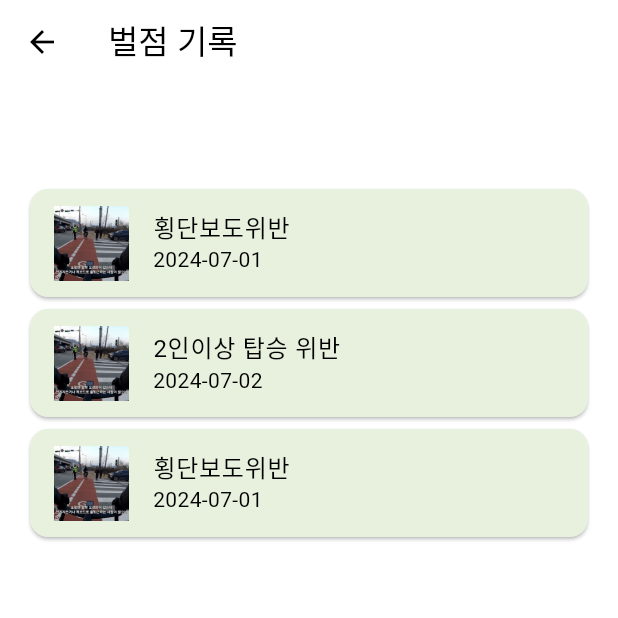
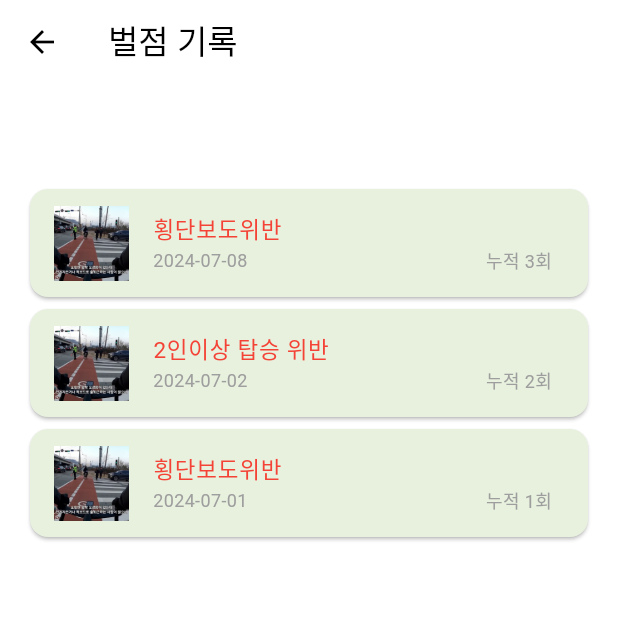
Before and after one commit to safeT-CE/Flutter_main, a Flutter app: the ProfilePage screen opened by its route, after a tap on "벌점 기록", on a phone screen of 412 x 824 dp, the top half of it. Run offline on Flutter 3.47's test engine with Material 3 defaults, Android fonts, the phone set to English and light mode, and no system bars; our stand-ins replace camera, geolocator, shared_preferences; missing offline and left inert: google_ml_kit, kakao_map_plugin, qr_code_scanner; accounts and stored records are empty.

Commit message:
수정완료

```diff
--- a/lib/pages/detailed_usage_data.dart
+++ b/lib/pages/detailed_usage_data.dart
@@ -6,14 +6,14 @@ class DetailedUsage {
   final String driveTime;      // 주행 시간
   final double driveDistance;  // 주행 거리 (단위: km)
   final String imagePath;      // 이미지 경로
-  final LatLng location;       // 위치 (위도, 경도)
+  final List<LatLng> path;     // 이동 경로 (여러 위치 저장)
 
   DetailedUsage({
     required this.date,
     required this.driveTime,
     required this.driveDistance,
     required this.imagePath,
-    required this.location,
+    required this.path, // 경로 초기화
   });
 }
 
@@ -24,16 +24,23 @@ class DetailedUsageData extends ChangeNotifier {
       driveTime: '2시간 30분',
       driveDistance: 35.5,
       imagePath: 'assets/image/city_hall.png',
-      location: LatLng(37.5665, 126.9780), // 서울시청 위치
+      path: [
+        LatLng(37.5665, 126.9780), // 서울시청 위치
+        LatLng(37.5670, 126.9790), // 경로 중간 지점
+        LatLng(37.5680, 126.9800), // 경로 중간 지점
+      ],
     ),
     DetailedUsage(
       date: '2024-08-11',
       driveTime: '1시간 45분',
       driveDistance: 22.0,
       imagePath: 'assets/image/myungdong.png',
-      location: LatLng(37.5651, 126.9895), // 명동 위치
+      path: [
+        LatLng(37.5651, 126.9895), // 명동 위치
+        LatLng(37.5645, 126.9880), // 경로 중간 지점
+        LatLng(37.5630, 126.9865), // 경로 중간 지점
+      ],
     ),
-    // 추가 이용 내역을 여기에 추가할 수 있습니다.
   ];
 
   List<DetailedUsage> get usages => _usages;
--- a/lib/pages/penalty_page.dart
+++ b/lib/pages/penalty_page.dart
@@ -44,8 +44,35 @@ class PenaltyPage extends StatelessWidget {
                           height: 50,
                           fit: BoxFit.cover,
                         ),
-                        title: Text(violation.title),
-                        subtitle: Text(violation.date),
+                        title: Text(violation.title,
+                        style: TextStyle(
+                                fontSize: 15,
+                                color: Colors.red,
+                              ),),
+                        subtitle: Column(
+                          crossAxisAlignment: CrossAxisAlignment.start,
+                          children: [
+                            Row(
+                              mainAxisAlignment: MainAxisAlignment.spaceBetween,
+                              children: [
+                                Text(
+                                  violation.date,
+                                  style: TextStyle(
+                                    fontSize: 12,
+                                    color: Colors.grey,
+                                  ),
+                                ),
+                                Text(
+                                  '누적 ${violation.count}회',
+                                  style: TextStyle(
+                                    fontSize: 12,
+                                    color: Colors.grey,
+                                  ),
+                                ),
+                              ],
+                            ),
+                          ],
+                        ),
                         onTap: () {
                           Navigator.push(
                             context,
--- a/lib/pages/profile_page.dart
+++ b/lib/pages/profile_page.dart
@@ -108,7 +108,7 @@ class _ProfilePageState extends State<ProfilePage> {
       ),
       child: Scaffold(
         appBar: AppBar(
-          title: Text('이용권 구매'),
+          title: Text('마이페이지'),
           backgroundColor: Colors.white,
           foregroundColor: Colors.black,
           elevation: 0,
@@ -164,9 +164,9 @@ class _ProfilePageState extends State<ProfilePage> {
                   ],
                 ),
               ),
-              const Divider(),
-              ListTile(
-                title: const Text('공지사항'),
+                const SizedBox(height: 16),
+                _buildListTileWithBorder(
+                title: '공지사항',
                 onTap: () {
                   Navigator.push(
                     context,
@@ -174,9 +174,8 @@ class _ProfilePageState extends State<ProfilePage> {
                   );
                 },
               ),
-              const Divider(),
-              ListTile(
-                title: const Text('상세이용내역'),
+                _buildListTileWithBorder(
+                  title: '상세이용내역',
                 onTap: () {
                   Navigator.push(
                     context,
@@ -184,9 +183,8 @@ class _ProfilePageState extends State<ProfilePage> {
                   );
                 },
               ),
-              const Divider(),
-              ListTile(
-                title: const Text('벌점 기록'),
+                _buildListTileWithBorder(
+                  title: '벌점 기록',
                 onTap: () {
                   Navigator.push(
                     context,
@@ -194,9 +192,8 @@ class _ProfilePageState extends State<ProfilePage> {
                   );
                 },
               ),
-              const Divider(),
-              ListTile(
-                title: const Text('카드 등록'),
+                _buildListTileWithBorder(
+                  title: '카드 등록',
                 onTap: () {
                   Navigator.push(
                     context,
@@ -204,9 +201,8 @@ class _ProfilePageState extends State<ProfilePage> {
                   );
                 },
               ),
-              const Divider(),
-              ListTile(
-                title: const Text('문의하기'),
+                _buildListTileWithBorder(
+                  title: '문의하기',
                 onTap: () {
                   Navigator.push(
                     context,
@@ -214,9 +210,8 @@ class _ProfilePageState extends State<ProfilePage> {
                   );
                 },
               ),
-              const Divider(),
-              ListTile(
-                title: const Text('이용권 구매'),
+                _buildListTileWithBorder(
+                  title: '이용권 구매',
                 onTap: () {
                   Navigator.push(
                     context,
@@ -224,9 +219,8 @@ class _ProfilePageState extends State<ProfilePage> {
                   );
                 },
               ),
-              const Divider(),
-              ListTile(
-                title: const Text('로그아웃'),
+                _buildListTileWithBorder(
+                  title: '로그아웃',
                 onTap: () {
                     _showLogoutPopup(context);
                   },
@@ -239,3 +233,20 @@ class _ProfilePageState extends State<ProfilePage> {
     );
   }
 }
+
+  Widget _buildListTileWithBorder({required String title, required VoidCallback onTap}) {
+    return Container(
+      padding: const EdgeInsets.all(8.0),
+      decoration: const BoxDecoration(
+        border: Border(
+          top: BorderSide(color: Colors.white),
+          bottom: BorderSide(color: safeTlightgreen),
+        ),
+      ),
+      child: ListTile(
+        leading: Icon(Icons.arrow_forward_ios, color: safeTlightgreen, size: 16.0), // 왼쪽에 작은 화살표 아이콘 추가
+        title: Text(title),
+        onTap: onTap,
+      ),
+    );
+  }
--- a/lib/pages/return_page.dart
+++ b/lib/pages/return_page.dart
@@ -88,7 +88,7 @@ class ReturnPage extends StatelessWidget {
         return AlertDialog(
           backgroundColor: Colors.white,
           title: Text('비정상적인 주차 감지'),
-          content: Text('비정상적인 주차 상태로 인해 반납이 불가능합니다. 올바른 위치에 주차해주세요.'),
+          content: Text('비정상적인 주차 상태로 인해 \n반납이 불가능합니다.\n올바른 위치에 주차해주세요.'),
           actions: <Widget>[
             TextButton(
               onPressed: () {
--- a/lib/pages/violation_data.dart
+++ b/lib/pages/violation_data.dart
@@ -4,36 +4,44 @@ class ViolationData extends ChangeNotifier {
   final List<ViolationItem> _violations = [
     ViolationItem(
       title: '횡단보도위반',
-      date: '2024-07-01',
+      date: '2024-07-08',
       time: 'PM 04:10 - 05:00\n1시간 이용',
-      location: '덕성여자대학교 인근',
+      location: '명동역 인근',
       imagePath: 'assets/image/frame_261.jpg',
-      mapImagePath: 'assets/image/seoul_map.png',
+      mapImagePath: 'assets/image/myungdong.png',
       count: 3,
-      ),
+      latitude: 37.5600,
+      longitude: 126.9860,
+    ),
 
     ViolationItem(
       title: '2인이상 탑승 위반',
       date: '2024-07-02',
       time: 'AM 08:30 - 09:00\n30분 이용',
-      location: '서울역 인근',
-      imagePath: 'assets/image/frame_261.jpg',//사진 수정 필요
+      location: '고속터미널역 인근',
+      imagePath: 'assets/image/frame_261.jpg',
       mapImagePath: 'assets/image/seoul_map2.png',
       count: 2,
+      latitude: 37.5048,
+      longitude: 127.0049,
     ),
 
     ViolationItem(
       title: '횡단보도위반',
-        date: '2024-07-01',
-        time: 'PM 04:10 - 05:00\n1시간 이용',
-        location: '덕성여자대학교 인근',
-        imagePath: 'assets/image/frame_261.jpg',
-        mapImagePath: 'assets/image/seoul_map.png',
-        count: 1),
+      date: '2024-07-01',
+      time: 'PM 04:10 - 05:00\n1시간 이용',
+      location: '서울역 인근',
+      imagePath: 'assets/image/frame_261.jpg',
+      mapImagePath: 'assets/image/seoul_map.png',
+      count: 1,
+      latitude: 37.5563,
+      longitude: 126.9723,
+    ),
   ];
 
   List<ViolationItem> get violations => _violations;
 }
+
 class ViolationItem {
   final String title;
   final String date;
@@ -42,6 +50,8 @@ class ViolationItem {
   final String imagePath;
   final String mapImagePath;
   final int count;
+  final double latitude; // 위도
+  final double longitude; // 경도
 
   ViolationItem({
     required this.title,
@@ -51,5 +61,7 @@ class ViolationItem {
     required this.imagePath,
     required this.mapImagePath,
     required this.count,
+    required this.latitude, // 위도 초기화
+    required this.longitude, // 경도 초기화
   });
 }
--- a/pubspec.yaml
+++ b/pubspec.yaml
@@ -38,7 +38,7 @@ dependencies:
   provider: ^6.0.3
   camera: ^0.10.0+4
   intl: ^0.17.0
-  kakao_flutter_sdk: ^1.9.5
+  kakao_flutter_sdk: ^1.9.0
 
 
 
```
Also changed, not shown: lib/pages/alarm_page.dart (+17 -3 lines), lib/pages/detailed_usage_map_page.dart (+20 -19 lines), lib/pages/detailed_usage_page.dart (+31 -2 lines), lib/pages/inquiry_tile.dart (+11 -3 lines), lib/pages/penalty_detail_page.dart (+20 -7 lines), lib/pages/penalty_detailed_map.dart (added, +53 -0 lines), pubspec.lock.
